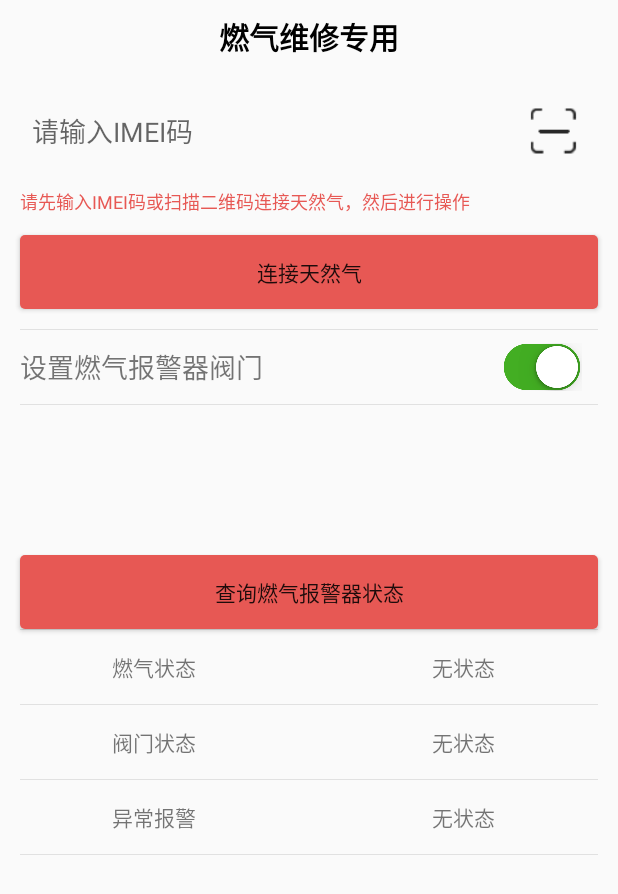
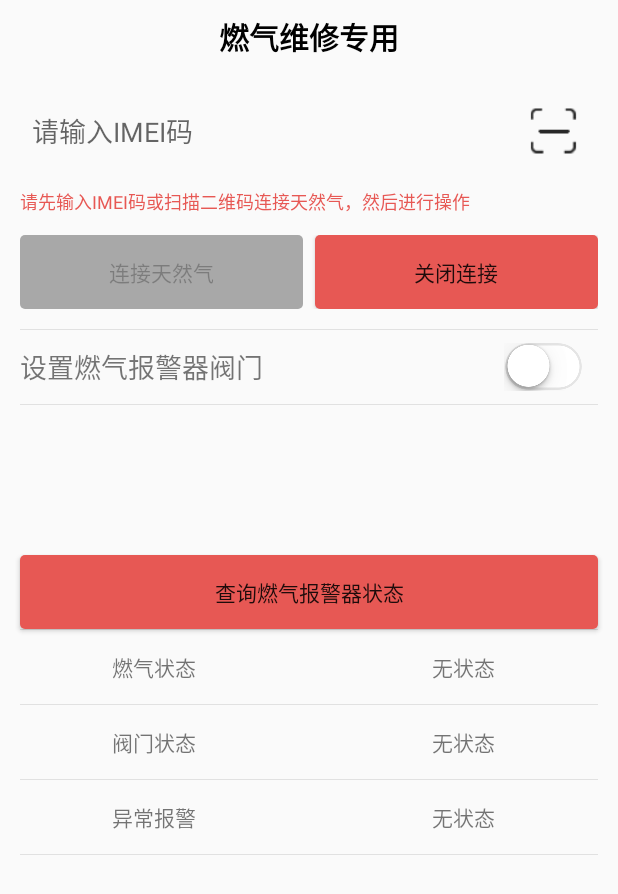
Before and after one commit to sys-banana/mqtt_tianranqi, an Android app: the screen it shows after launch (TRQActivity), after a tap on an icon or button, on a phone screen of 412 x 824 dp. Shown: the top 894 px of the screen. Run offline under Robolectric (Android 15) with nearby library versions, the light colour scheme and no system bars; libraries missing offline, so code that uses them is left out: com.yanzhenjie.permission, org.eclipse.paho; network calls fail; 1 statement that could not run was skipped.

Commit message:
mqtt第二天,18:57

```diff
--- a/app/src/main/java/com/example/zhuang/mqtt/TRQActivity.java
+++ b/app/src/main/java/com/example/zhuang/mqtt/TRQActivity.java
@@ -3,18 +3,30 @@
 import android.app.Activity;
 import android.content.Context;
 import android.content.Intent;
+import android.graphics.Color;
+import android.graphics.drawable.ColorDrawable;
 import android.os.Bundle;
 import android.support.annotation.Nullable;
 import android.support.v7.app.AppCompatActivity;
+import android.text.Editable;
+import android.text.TextUtils;
+import android.text.TextWatcher;
+import android.util.Log;
 import android.view.View;
+import android.widget.Button;
 import android.widget.EditText;
 import android.widget.ImageView;
 import android.widget.RelativeLayout;
+import android.widget.TextView;
+import android.widget.Toast;
 
 import com.example.zhuang.mqtt.service.IGetMessageCallBack;
 import com.example.zhuang.mqtt.service.MQTTService;
 import com.example.zhuang.mqtt.service.MyServiceConnection;
+import com.example.zhuang.mqtt.utils.ToastUtils;
 import com.yanzhenjie.permission.Permission;
+
+import java.math.BigDecimal;
 
 public class TRQActivity extends AppCompatActivity implements IGetMessageCallBack {
 
@@ -27,29 +39,58 @@
     private String message="12312312";
     private MyServiceConnection serviceConnection;
     private MQTTService mqttService;
+    private Button btn_connect_on;
+    private Button btn_connect_off;
+    private String myTopic2;
+    private String myTopic;
+    private String clientId;
+    private Button btn_search;
+    private TextView tv_bit0;
+    private TextView tv_bit1;
+    private TextView tv_bit2;
 
     @Override
     protected void onCreate(@Nullable Bundle savedInstanceState) {
         super.onCreate(savedInstanceState);
         setContentView(R.layout.activity_trq);
-//
+
+        initView();
+        initListener();
+
+    }
+
+    private TextWatcher mTextWatcher = new TextWatcher() {
+        @Override
+        public void beforeTextChanged(CharSequence s, int start, int count, int after) {
+
+        }
+
+        @Override
+        public void onTextChanged(CharSequence s, int start, int before, int count) {
+
+        }
+
+        @Override
+        public void afterTextChanged(Editable s) {
+            String etimei = et_imei.getText().toString().trim();
+            if (TextUtils.isEmpty(etimei)){
+                btn_connect_on.setEnabled(false);
+            }else {
+                btn_connect_on.setEnabled(true);
+            }
+
+        }
+    };
+
+
+    private void initMQTT(){
         serviceConnection = new MyServiceConnection();
         serviceConnection.setIGetMessageCallBack(TRQActivity.this);
         Intent intent = new Intent(this, MQTTService.class);
+        intent.putExtra("myTopic2",myTopic2);
+        intent.putExtra("myTopic",myTopic);
+        intent.putExtra("clientId",clientId);
         bindService(intent, serviceConnection, Context.BIND_AUTO_CREATE);
-//        MyMqttService.startService(this);
-
-
-        initView();
-        initListener();
-        initData();
-
-
-
-
-
-
-
     }
 
     private void initView(){
@@ -57,11 +98,34 @@
         et_imei=findViewById(R.id.et_imei);
         rl_rq_change=findViewById(R.id.rl_rq_change);
         check=findViewById(R.id.check);
+        btn_connect_on=findViewById(R.id.btn_connect_on);
+        btn_connect_off=findViewById(R.id.btn_connect_off);
+        btn_search=findViewById(R.id.btn_search);
+        tv_bit0=findViewById(R.id.tv_bit0);
+        tv_bit1=findViewById(R.id.tv_bit1);
+        tv_bit2=findViewById(R.id.tv_bit2);
+
+        et_imei.addTextChangedListener(mTextWatcher);
+
 
         context = TRQActivity.this;
     }
 
     private void initListener(){
+        btn_connect_on.setOnClickListener(new View.OnClickListener() {
+            @Override
+            public void onClick(View v) {
+                initData();
+                initMQTT();
+            }
+        });
+        btn_connect_off.setOnClickListener(new View.OnClickListener() {
+            @Override
+            public void onClick(View v) {
+                Intent intent = new Intent(TRQActivity.this, MQTTService.class);
+                unbindService(serviceConnection);
+            }
+        });
         rl_search.setOnClickListener(new View.OnClickListener() {
             @Override
             public void onClick(View v) {
@@ -76,14 +140,22 @@
         rl_rq_change.setOnClickListener(new View.OnClickListener() {
             @Override
             public void onClick(View v) {
-                MQTTService.publish(message);
                 if (isOpen) {
                     isOpen = false;
-                    check.setImageResource(R.drawable.icon_choose_open);
+                    MQTTService.publish("LIGHT:"+0);
+                    check.setImageResource(R.drawable.icon_choose_close);
                 }else {
                     isOpen = true;
-                    check.setImageResource(R.drawable.icon_choose_close);
+                    MQTTService.publish("LIGHT:"+1);
+                    check.setImageResource(R.drawable.icon_choose_open);
                 }
+            }
+        });
+
+        btn_search.setOnClickListener(new View.OnClickListener() {
+            @Override
+            public void onClick(View v) {
+                MQTTService.publish("CHECK");
             }
         });
 
@@ -92,6 +164,10 @@
 
     private void initData(){
         message = et_imei.getText().toString().trim();
+        myTopic2 = "/LIGHT/"+message+"/RSP";
+        myTopic = "/LIGHT/"+message+"/REQ";
+        clientId = String.valueOf((Math.random() * 9 + 1) * 100000);
+        Log.i("TRQActivity",clientId);
     }
 
     private void scan() {
@@ -103,9 +179,20 @@
 
     @Override
     public void setMessage(String message) {
-        et_imei.setText(message);
-        mqttService = serviceConnection.getMqttService();
-        mqttService.toCreateNotification(message);
+        if (message.equals("OK")) {
+            ToastUtils.showToast(this, message);
+        }
+
+        if (message.contains("STATE")){
+            char bit0 = message.charAt(6);
+            char bit1 = message.charAt(7);
+            char bit2 = message.charAt(8);
+            if (bit0==0){
+                tv_bit0.setText("正常");
+            }else {
+                tv_bit0.setText("泄露");
+            }
+        }
     }
 
 
--- a/app/src/main/res/layout/activity_trq.xml
+++ b/app/src/main/res/layout/activity_trq.xml
@@ -26,6 +26,7 @@
             android:layout_weight="1"
             android:background="@null"
             android:hint="请输入IMEI码"
+            android:inputType="number"
             android:paddingLeft="8dp" />
 
         <RelativeLayout
@@ -53,13 +54,31 @@
         android:textColor="@color/color_E75854"
         android:textSize="@dimen/dimen12" />
 
-    <Button
+    <LinearLayout
         android:layout_width="match_parent"
-        android:layout_height="49dp"
+        android:layout_height="@dimen/dimen49"
+        android:orientation="horizontal"
         android:layout_margin="@dimen/dimen13"
-        android:background="@drawable/selector_btn_3"
-        android:text="连接天然气" />
+        >
 
+        <Button
+            android:id="@+id/btn_connect_on"
+            android:layout_width="match_parent"
+            android:layout_height="49dp"
+            android:layout_weight="1"
+            android:enabled="false"
+            android:layout_marginRight="@dimen/dimen4"
+            android:background="@drawable/selector_btn_3"
+            android:text="连接天然气" />
+        <Button
+            android:id="@+id/btn_connect_off"
+            android:layout_width="match_parent"
+            android:layout_height="49dp"
+            android:layout_weight="1"
+            android:layout_marginLeft="@dimen/dimen4"
+            android:background="@drawable/selector_btn_3"
+            android:text="关闭连接" />
+    </LinearLayout>
     <View
         style="@style/LineStyle"
         android:layout_marginLeft="@dimen/dimen13"
@@ -105,6 +124,7 @@
         android:layout_marginRight="@dimen/dimen13" />
 
     <Button
+        android:id="@+id/btn_search"
         android:layout_width="match_parent"
         android:layout_height="49dp"
         android:layout_marginLeft="@dimen/dimen13"
@@ -131,6 +151,7 @@
             android:text="燃气状态" />
 
         <TextView
+            android:id="@+id/tv_bit0"
             android:layout_width="match_parent"
             android:layout_height="@dimen/dimen49"
             android:layout_weight="1"
@@ -157,6 +178,7 @@
             android:text="阀门状态" />
 
         <TextView
+            android:id="@+id/tv_bit1"
             android:layout_width="match_parent"
             android:layout_height="@dimen/dimen49"
             android:layout_weight="1"
@@ -183,6 +205,7 @@
             android:text="异常报警" />
 
         <TextView
+            android:id="@+id/tv_bit2"
             android:layout_width="match_parent"
             android:layout_height="@dimen/dimen49"
             android:layout_weight="1"
```
Also changed, not shown: app/src/main/java/com/example/zhuang/mqtt/service/MQTTService.java (+30 -3 lines), app/src/main/java/com/example/zhuang/mqtt/utils/ToastUtils.java (added, +41 -0 lines).
